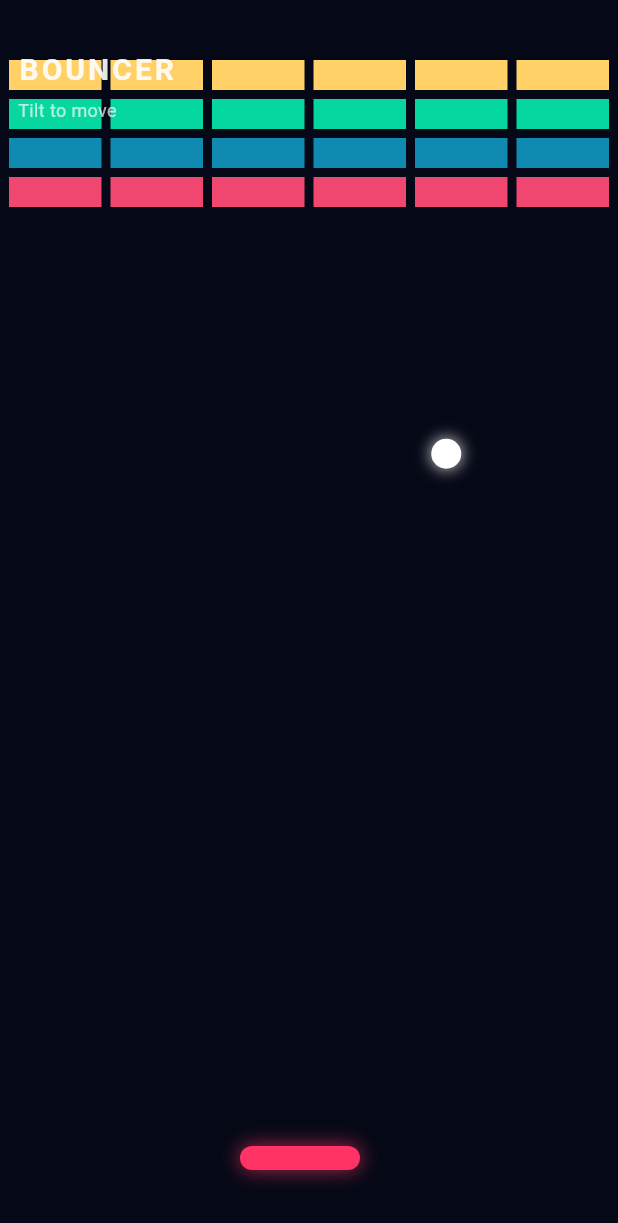
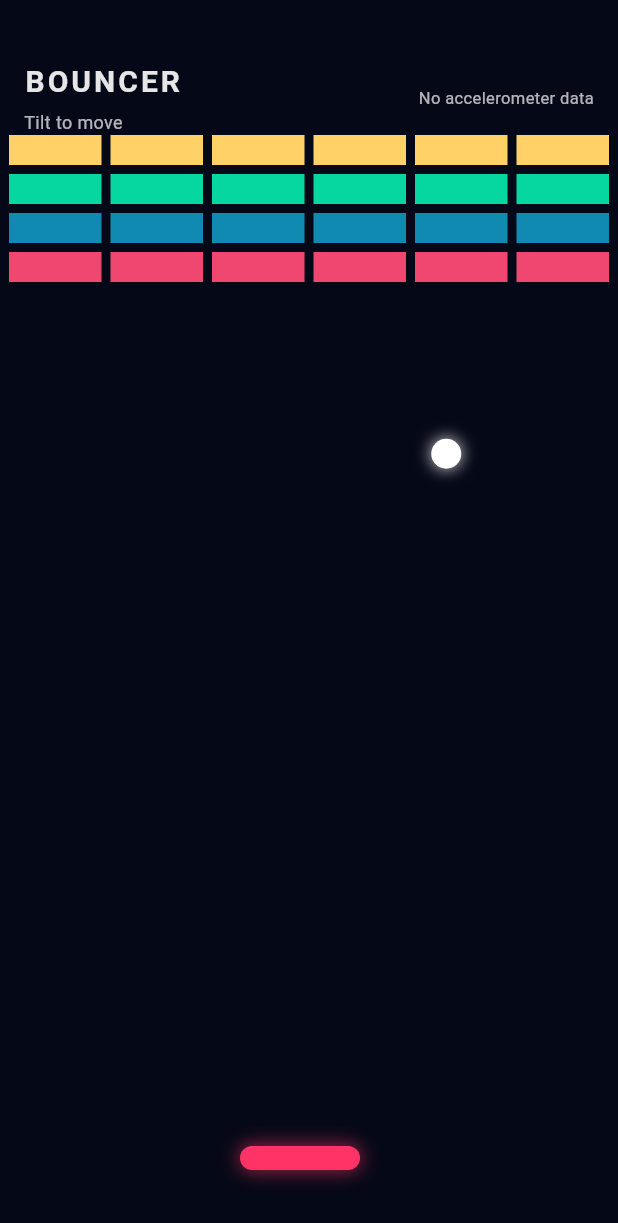
Before and after one commit to mavka1207/bouncer, a Flutter app: the screen it shows after launch, on a phone screen of 412 x 824 dp. Shown: the top 1223 px of the screen. Run offline on Flutter 3.47's test engine with Material 3 defaults, Android fonts, the phone set to English and light mode, and no system bars; our stand-ins replace sensors_plus.

Commit message:
Polish Bouncer HUD layout and accelerometer display

```diff
--- a/lib/main.dart
+++ b/lib/main.dart
@@ -196,7 +196,7 @@ class _BouncerGameState extends State<BouncerGame>
 
 
   void _handleBlocksCollision() {
-    const double topOffset = 40;
+    const double topOffset = 90;
     for (int r = 0; r < rows; r++) {
       for (int c = 0; c < cols; c++) {
         if (!blocksAlive[r][c]) continue;
@@ -276,7 +276,7 @@ class _BouncerGameState extends State<BouncerGame>
                   if (blocksAlive[r][c])
                     Positioned(
                       left: c * (blockWidth + blockGap) + blockGap,
-                      top: 40 + r * (blockHeight + blockGap),
+                      top: 90 + r * (blockHeight + blockGap),
                       width: blockWidth,
                       height: blockHeight,
                       child: Container(color: _blockColorForRow(r)),
@@ -328,7 +328,7 @@ class _BouncerGameState extends State<BouncerGame>
               // Статус
               if (statusText != null)
   Container(
-    color: Colors.black.withOpacity(0.5),
+    color: Colors.black.withAlpha((0.5 * 255).toInt()),
     child: Center(
       child: Column(
         mainAxisSize: MainAxisSize.min,
@@ -363,9 +363,13 @@ class _BouncerGameState extends State<BouncerGame>
 
               // Отладка акселерометра
               Positioned(
-  left: 12,
-  top: 32,
-  child: Column(
+                left: 16,
+                top: 40,
+                right: 16,
+                child: Row(
+                  mainAxisAlignment: MainAxisAlignment.spaceBetween,
+                  children: [
+                    Column(
                       crossAxisAlignment: CrossAxisAlignment.start,
                       children: [
                         Text(
@@ -387,6 +391,16 @@ class _BouncerGameState extends State<BouncerGame>
                         ),
                       ],
                     ),
+                    Text(
+                      accelText,
+                      textAlign: TextAlign.right,
+                      style: TextStyle(
+                        color: Colors.white.withAlpha((0.7 * 255).toInt()),
+                        fontSize: 11,
+                      ),
+                    ),
+                  ],
+                ),
               ),
             ],
           ),
```
Lines whose indentation alone changed are shown as unchanged.
